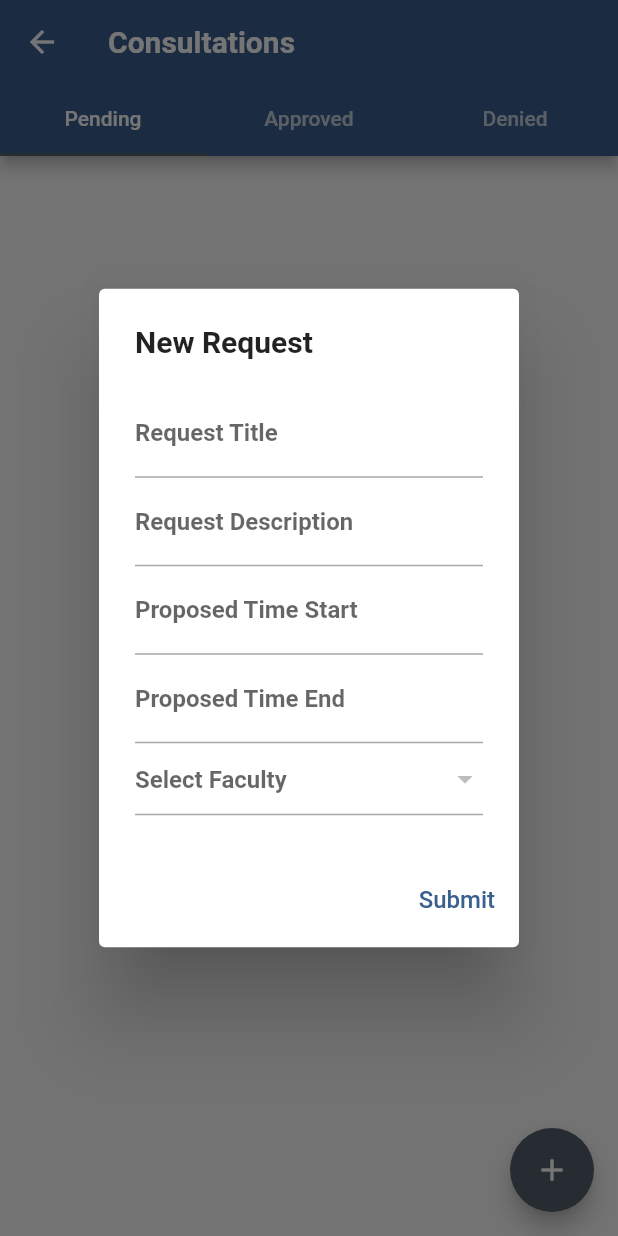
After one commit to Morty-lab/student_consultaion_scheduling, a Flutter app: the Consultations screen opened directly, after a tap on the "add" icon, on a phone screen of 412 x 824 dp. The commit adds this screen. Run offline on Flutter 3.47's test engine with Material 3 defaults, Android fonts, the phone set to English and light mode, and no system bars; our stand-ins replace cloud_firestore, firebase_auth, firebase_core, flutter_dotenv, syncfusion_flutter_calendar; missing offline and left inert: mailer; accounts and stored records are empty; Roboto replaces fonts that are missing (Satoshi); statements that could not run were skipped.

Commit message:
gisugdan na tawun nakong consultations

```diff
--- /dev/null
+++ b/lib/models/faculty.dart
@@ -0,0 +1,6 @@
+class Faculty {
+  final String id;
+  final String name;
+
+  Faculty(this.id, this.name);
+}
--- /dev/null
+++ b/lib/views/consultations.dart
@@ -0,0 +1,223 @@
+import 'package:flutter/material.dart';
+import 'package:cloud_firestore/cloud_firestore.dart';
+import 'package:facultyconsultationscheduling/models/consultation_request.dart';
+
+import '../models/faculty.dart'; // Adjust the path as necessary
+
+class Consultations extends StatefulWidget {
+  Consultations({Key? key}) : super(key: key);
+
+  @override
+  _ConsultationsState createState() => _ConsultationsState();
+}
+
+class _ConsultationsState extends State<Consultations>
+    with SingleTickerProviderStateMixin {
+  late TabController _tabController;
+  List<Tab> myTabs = <Tab>[
+    Tab(text: 'Pending'),
+    Tab(text: 'Approved'),
+    Tab(text: 'Denied'),
+  ];
+
+  ConsultationRequest _newConsultation = new ConsultationRequest();
+
+  List<Faculty> faculties = [];
+  @override
+  void initState() {
+    super.initState();
+    _tabController = TabController(vsync: this, length: myTabs.length);
+    loadFaculties();
+  }
+
+  @override
+  void dispose() {
+    _tabController.dispose();
+    super.dispose();
+  }
+
+  @override
+  Widget build(BuildContext context) {
+    return Scaffold(
+      appBar: AppBar(
+        title: const Text('Consultations'),
+        bottom: TabBar(
+          controller: _tabController,
+          tabs: myTabs,
+        ),
+      ),
+      body: TabBarView(
+        controller: _tabController,
+        children: [
+          FutureBuilder<List<ConsultationRequest>>(
+            future: fetchPendingRequests(),
+            builder: (context, snapshot) {
+              if (snapshot.hasData) {
+                return ListView.builder(
+                  itemCount: snapshot.data!.length,
+                  itemBuilder: (context, index) {
+                    return ListTile(
+                      title: Text(
+                          snapshot.data![index].requestTitle ?? "No Title"),
+                      subtitle: Text(snapshot.data![index].requestDescription ??
+                          "No Description"),
+                    );
+                  },
+                );
+              } else if (snapshot.hasError) {
+                return Text("${snapshot.error}");
+              }
+              return CircularProgressIndicator();
+            },
+          ),
+          FutureBuilder<List<ConsultationRequest>>(
+            future: fetchApprovedRequests(),
+            builder: (context, snapshot) {
+              if (snapshot.hasData) {
+                return ListView.builder(
+                  itemCount: snapshot.data!.length,
+                  itemBuilder: (context, index) {
+                    return ListTile(
+                      title: Text(
+                          snapshot.data![index].requestTitle ?? "No Title"),
+                      subtitle: Text(snapshot.data![index].requestDescription ??
+                          "No Description"),
+                    );
+                  },
+                );
+              } else if (snapshot.hasError) {
+                return Text("${snapshot.error}");
+              }
+              return CircularProgressIndicator();
+            },
+          ),
+          FutureBuilder<List<ConsultationRequest>>(
+            future: fetchDeniedRequests(),
+            builder: (context, snapshot) {
+              if (snapshot.hasData) {
+                return ListView.builder(
+                  itemCount: snapshot.data!.length,
+                  itemBuilder: (context, index) {
+                    return ListTile(
+                      title: Text(
+                          snapshot.data![index].requestTitle ?? "No Title"),
+                      subtitle: Text(snapshot.data![index].requestDescription ??
+                          "No Description"),
+                    );
+                  },
+                );
+              } else if (snapshot.hasError) {
+                return Text("${snapshot.error}");
+              }
+              return CircularProgressIndicator();
+            },
+          ),
+        ],
+      ),
+      floatingActionButton: FloatingActionButton(
+        onPressed: () {
+          showDialog(
+            context: context,
+            builder: (BuildContext context) {
+              return AlertDialog(
+                title: Text("New Request"),
+                content: SingleChildScrollView(
+                  child: Form(
+                    child: Column(
+                      children: <Widget>[
+                        TextFormField(
+                          decoration:
+                              InputDecoration(labelText: 'Request Title'),
+                        ),
+                        TextFormField(
+                          decoration:
+                              InputDecoration(labelText: 'Request Description'),
+                        ),
+                        TextField(
+                          decoration:
+                              InputDecoration(labelText: 'Proposed Time Start'),
+                          keyboardType: TextInputType.datetime,
+                        ),
+                        TextField(
+                          decoration:
+                              InputDecoration(labelText: 'Proposed Time End'),
+                          keyboardType: TextInputType.datetime,
+                        ),
+                        DropdownButtonFormField<Faculty>(
+                          hint: Text('Select Faculty'),
+                          items: faculties.map((Faculty faculty) {
+                            return DropdownMenuItem<Faculty>(
+                              value: faculty,
+                              child: Text(
+                                  faculty.name), // Display name in the dropdown
+                            );
+                          }).toList(),
+                          onChanged: (Faculty? selectedFaculty) {
+                            _newConsultation.facultyID = selectedFaculty?.id;
+                          },
+                        ),
+                      ],
+                    ),
+                  ),
+                ),
+                actions: <Widget>[
+                  TextButton(
+                    child: Text('Submit'),
+                    onPressed: () {
+                      Navigator.of(context).pop();
+                    },
+                  ),
+                ],
+              );
+            },
+          );
+        },
+        tooltip: 'Add New Request',
+        child: Icon(Icons.add),
+      ),
+    );
+  }
+
+  Future<List<ConsultationRequest>> fetchPendingRequests() async {
+    QuerySnapshot querySnapshot =
+        await consultationRequests.where('status', isEqualTo: 'Pending').get();
+    final allConsultationRequests = querySnapshot.docs
+        .map((doc) => ConsultationRequest.fromMap(
+            doc.data() as Map<String, dynamic>, doc.id))
+        .toList();
+    return allConsultationRequests;
+  }
+
+  Future<List<ConsultationRequest>> fetchApprovedRequests() async {
+    QuerySnapshot querySnapshot =
+        await consultationRequests.where('status', isEqualTo: 'Approved').get();
+    final allConsultationRequests = querySnapshot.docs
+        .map((doc) => ConsultationRequest.fromMap(
+            doc.data() as Map<String, dynamic>, doc.id))
+        .toList();
+    return allConsultationRequests;
+  }
+
+  Future<List<ConsultationRequest>> fetchDeniedRequests() async {
+    QuerySnapshot querySnapshot =
+        await consultationRequests.where('status', isEqualTo: 'Denied').get();
+    final allConsultationRequests = querySnapshot.docs
+        .map((doc) => ConsultationRequest.fromMap(
+            doc.data() as Map<String, dynamic>, doc.id))
+        .toList();
+    return allConsultationRequests;
+  }
+
+  Future<void> loadFaculties() async {
+    QuerySnapshot querySnapshot = await FirebaseFirestore.instance
+        .collection('users')
+        .where('role', isEqualTo: 'faculty')
+        .get();
+
+    setState(() {
+      faculties = querySnapshot.docs
+          .map((doc) => Faculty(doc.id, doc['name']))
+          .toList();
+    });
+  }
+}
--- a/lib/views/loginPage.dart
+++ b/lib/views/loginPage.dart
@@ -106,7 +106,7 @@ class _LoginScreenState extends State<LoginScreen> {
                       builder: (ctx) => AlertDialog(
                             title: Text("Account Not Found"),
                             content: Text(
-                                "Please check your credentials or try registering to the system}"),
+                                "Please check your credentials or try registering to the system"),
                             actions: [
                               TextButton(
                                   onPressed: () {
```
Also changed, not shown: lib/models/consultation_request.dart (+4 -3 lines), lib/views/mainView.dart (+11 -26 lines), lib/widgets/customDrawable.dart (added, +60 -0 lines), pubspec.lock.
